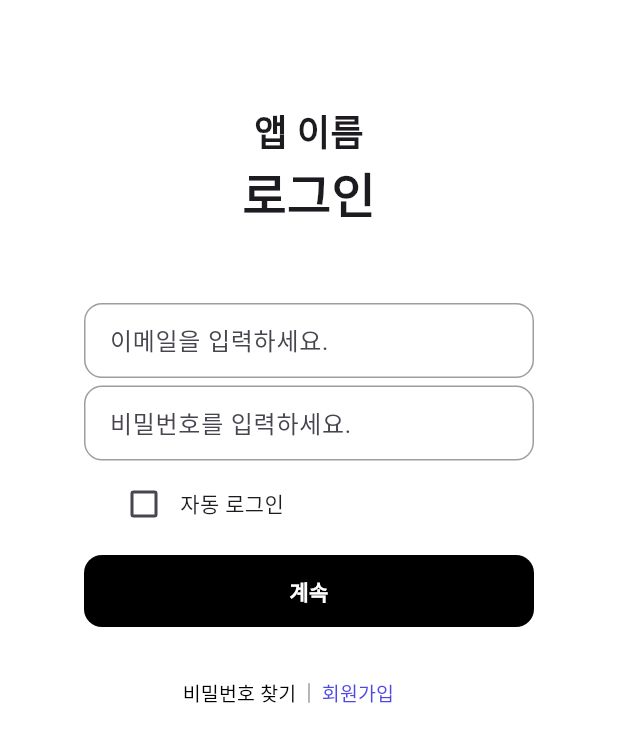
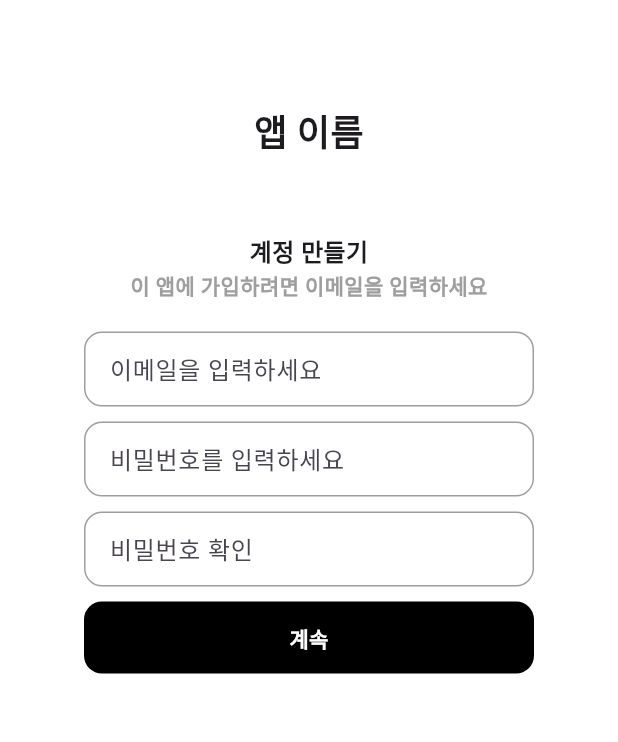
Before and after one commit to Jongwon822/group_project, a Flutter app: the screen it shows after launch, after a tap on "회원가입", on a phone screen of 412 x 824 dp. Shown: the top 742 px of the screen. Run offline on Flutter 3.47's test engine with Material 3 defaults, Android fonts, the light colour scheme and no system bars.

Commit message:
10.01 upadate5

```diff
--- a/lib/screen/login_screen.dart
+++ b/lib/screen/login_screen.dart
@@ -2,9 +2,9 @@ import 'package:flutter/material.dart';
 import 'package:group_project/data/announcement.dart';
 import 'package:group_project/data/user_data.dart';
 import 'package:group_project/screen/main_navigation.dart';
+import 'package:group_project/screen/register.dart';
 
 class LoginScreen extends StatefulWidget {
-
   final userData ud;
   final List<Announcement>? ancList;
 
@@ -15,8 +15,20 @@ class LoginScreen extends StatefulWidget {
 }
 
 class _LoginScreenState extends State<LoginScreen> {
+  // widget.ud.isLogged의 기본값은 false임
 
-  bool autoLogin = false; // 로그인 화면에서는 자동로그인이 기본적으로 풀려있음
+
+  // TextField()에 적힌 값을 사용하기 위한 컨트롤러 생성
+  final TextEditingController _email = TextEditingController();
+  final TextEditingController _password = TextEditingController();
+
+  // 사용이 끝난 컨트롤러는 dispose()
+  @override
+  void dispose() {
+    _email.dispose();
+    _password.dispose();
+    super.dispose();
+  }
 
   @override
   Widget build(BuildContext context) {
@@ -48,14 +60,15 @@ class _LoginScreenState extends State<LoginScreen> {
                       borderRadius: BorderRadius.circular(12),
                       border: Border.all(color: Colors.grey),
                     ),
-                    child: const TextField(
-                      decoration: InputDecoration(
-                        hintText: '이메일을 입력하세요.',
+                    child: TextField(
+                      controller: _email,
+                      decoration: const InputDecoration(
+                        hintText: '이메일을 입력하세요',
                         border: InputBorder.none,
                       ),
                     ),
                   ),
-                  const SizedBox(height: 5),
+                  const SizedBox(height: 10),
                   Container(
                     padding: const EdgeInsets.symmetric(horizontal: 16),
                     width: 300,
@@ -64,36 +77,37 @@ class _LoginScreenState extends State<LoginScreen> {
                       borderRadius: BorderRadius.circular(12),
                       border: Border.all(color: Colors.grey),
                     ),
-                    child: const TextField(
-                      decoration: InputDecoration(
-                        hintText: '비밀번호를 입력하세요.',
+                    child: TextField(
+                      controller: _password,
+                      decoration: const InputDecoration(
+                        hintText: '비밀번호를 입력하세요',
                         border: InputBorder.none,
                       ),
                     ),
                   ),
-                  const SizedBox(height: 5,),
-
+                  const SizedBox(
+                    height: 10,
+                  ),
                   Container(
                     padding: const EdgeInsets.symmetric(horizontal: 16),
-                    width: 300,
+                    width: 354,
                     child: Row(
                       children: [
                         Checkbox(
-                          value: autoLogin,
+                          value: widget.ud.isLogged,
                           onChanged: (value) {
                             setState(() {
-                              autoLogin = value!;
+                              widget.ud.isLogged = value!;
                             });
                           },
                         ),
                         const Text('자동 로그인')
-
                       ],
                     ),
                   ),
-
-                  const SizedBox(height: 10,),
-
+                  const SizedBox(
+                    height: 10,
+                  ),
                   SizedBox(
                     width: 300,
                     height: 48,
@@ -119,9 +133,7 @@ class _LoginScreenState extends State<LoginScreen> {
                       ),
                     ),
                   ),
-
                   const SizedBox(height: 20),
-
                   Row(
                     mainAxisAlignment: MainAxisAlignment.center,
                     crossAxisAlignment: CrossAxisAlignment.center,
@@ -132,7 +144,7 @@ class _LoginScreenState extends State<LoginScreen> {
                             const Spacer(),
                             TextButton(
                               onPressed: () {
-                                // 자세히 보기 눌렀을 때 작동하는거 navigation.push로 나중에 기입해줄것!!
+                                // 비밀번호 찾기 창 => 이메일, 이름을 입력하면 출력해줌
                               },
                               style: TextButton.styleFrom(
                                 minimumSize: Size.zero,
@@ -149,20 +161,24 @@ class _LoginScreenState extends State<LoginScreen> {
                           ],
                         ),
                       ),
-
                       Container(
                         height: 13,
                         width: 1,
                         color: Colors.grey,
                         margin: const EdgeInsets.symmetric(horizontal: 8),
                       ),
-
                       Expanded(
                         child: Row(
                           children: [
                             TextButton(
                               onPressed: () {
-                                // 자세히 보기 눌렀을 때 작동하는거 navigation.push로 나중에 기입해줄것!!
+                                Navigator.push(
+                                  context,
+                                  MaterialPageRoute(
+                                    builder: (context) =>
+                                        RegisterScreen(ud: widget.ud),
+                                  ),
+                                );
                               },
                               style: TextButton.styleFrom(
                                 minimumSize: Size.zero,
@@ -194,7 +210,11 @@ class _LoginScreenState extends State<LoginScreen> {
   // 로그인 완료 하면 작동할 함수
   void _loginSuccess(BuildContext context) {
     Navigator.of(context).pushAndRemoveUntil(
-      MaterialPageRoute(builder: (context) => MainNavigationScreen(ancList: widget.ancList, ud: widget.ud,)),
+      MaterialPageRoute(
+          builder: (context) => MainNavigationScreen(
+                ancList: widget.ancList,
+                ud: widget.ud,
+              )),
       (route) => false, // 이전 모든 화면 삭제
     );
   }
```
